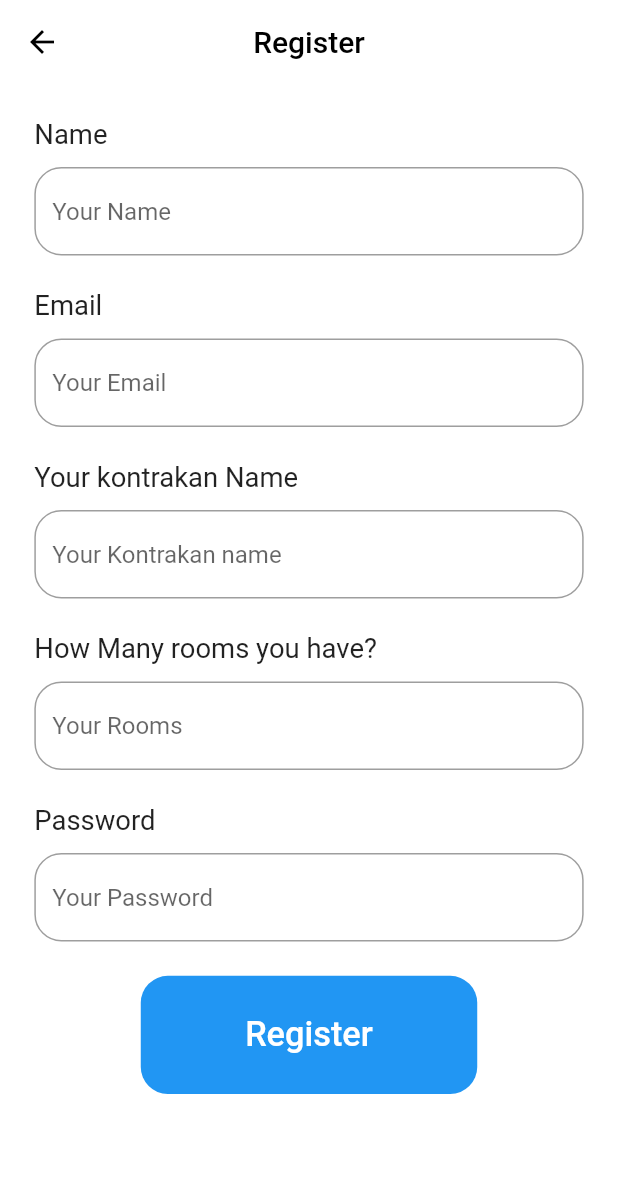
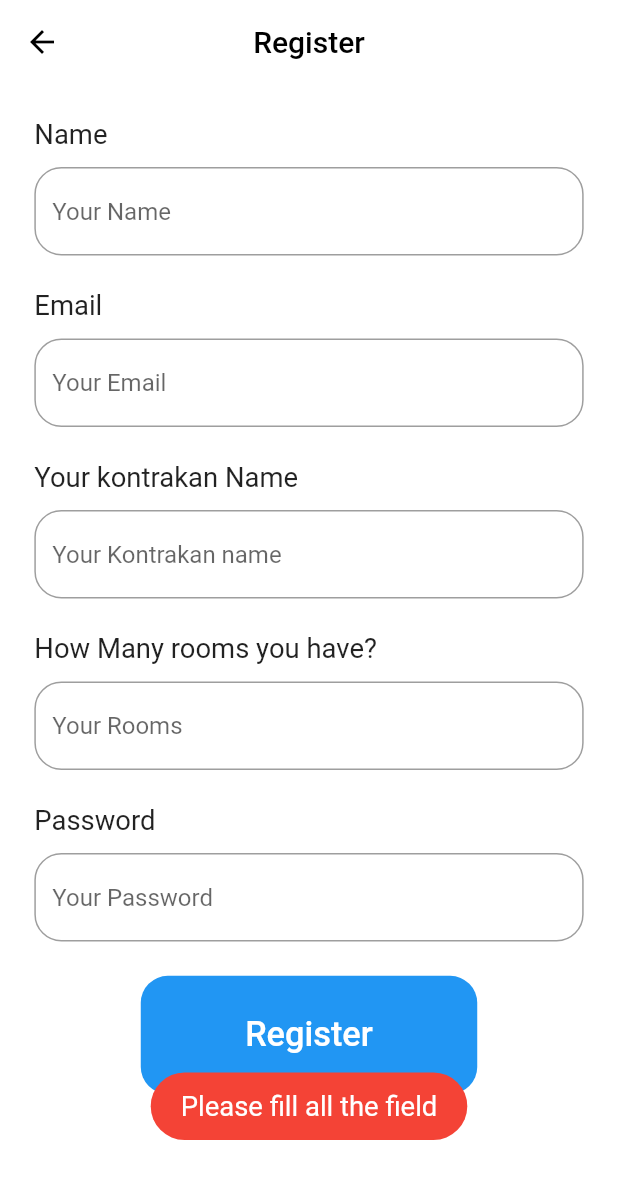
Before and after one commit to Madeean/MadeeKan, a Flutter app: the RegisterPage screen opened directly, after a tap on "Register", on a phone screen of 412 x 824 dp. Shown: the top 1179 px of the screen. Run offline on Flutter 3.47's test engine with Material 2 defaults, Android fonts, the phone set to English and light mode, and no system bars; our stand-ins replace bloc, equatable, flutter_bloc, flutter_screenutil, fluttertoast, image_picker and 3 more; missing offline and left inert: dart:ffi; accounts and stored records are empty.

Commit message:
validasi login dan register

```diff
--- a/lib/Auth/register_page.dart
+++ b/lib/Auth/register_page.dart
@@ -283,14 +283,30 @@ class _RegisterPageState extends State<RegisterPage> {
                       ),
                       child: TextButton(
                         onPressed: () {
+                          if (emailController.text.isEmpty ||
+                              passwordController.text.isEmpty ||
+                              nameController.text.isEmpty ||
+                              yourKontrakanNameController.text.isEmpty ||
+                              howManyRoomsController.text.isEmpty) {
+                            Fluttertoast.showToast(
+                                msg: "Please fill all the field",
+                                toastLength: Toast.LENGTH_SHORT,
+                                gravity: ToastGravity.BOTTOM,
+                                timeInSecForIosWeb: 1,
+                                backgroundColor: Colors.red,
+                                textColor: Colors.white,
+                                fontSize: 16.0.sp);
+                          } else {
                             int rooms = int.parse(howManyRoomsController.text);
                             context.read<AuthCubit>().register(
                                   name: nameController.text,
                                   email: emailController.text,
                                   password: passwordController.text,
-                                kontrakanName: yourKontrakanNameController.text,
+                                  kontrakanName:
+                                      yourKontrakanNameController.text,
                                   howManyRooms: rooms,
                                 );
+                          }
                         },
                         child: Text(
                           'Register',
```
Also changed, not shown: lib/Auth/login_page.dart (+16 -4 lines), 1 other file. Lines whose indentation alone changed are shown as unchanged.
